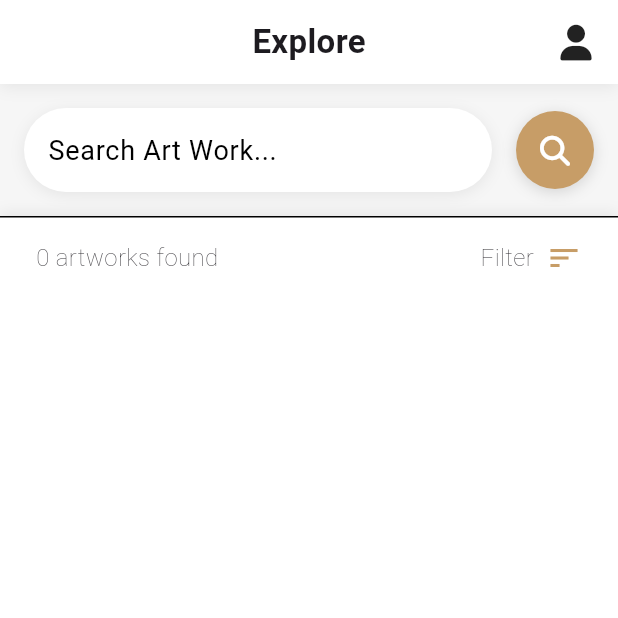
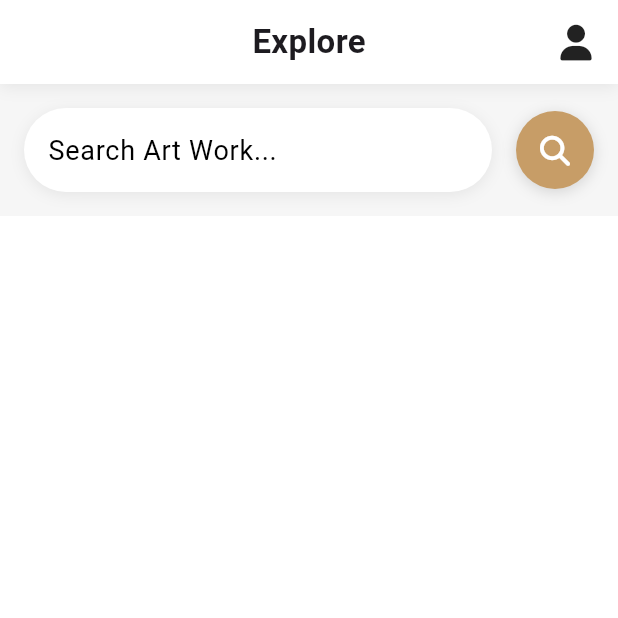
Before and after one commit to ChanhXaoSa/ArtWorkSellingFlutter, a Flutter app: the ArtWorkHomeScreen screen opened directly, on a phone screen of 412 x 824 dp, the top half of it. Run offline on Flutter 3.47's test engine with Material 3 defaults, Android fonts, the phone set to English and light mode, and no system bars; our stand-ins replace firebase_core, firebase_storage, flutter_rating_bar, flutter_secure_storage, font_awesome_flutter, image_picker and 1 more; missing offline and left inert: dart:ffi; accounts and stored records are empty; network calls fail; Roboto replaces fonts that are missing (WorkSans).

Commit message:
last update

```diff
--- a/lib/artwork_sharing/artwork_home_screen.dart
+++ b/lib/artwork_sharing/artwork_home_screen.dart
@@ -20,7 +20,7 @@ class ArtWorkHomeScreen extends StatefulWidget {
 }
 
 class _ArtWorkScreenState extends State<ArtWorkHomeScreen>
-    with TickerProviderStateMixin {
+    with TickerProviderStateMixin, WidgetsBindingObserver {
   AnimationController? animationController;
   List<HotelListData> hotelList = HotelListData.hotelList;
   final ScrollController _scrollController = ScrollController();
@@ -39,11 +39,12 @@ class _ArtWorkScreenState extends State<ArtWorkHomeScreen>
     animationController = AnimationController(
         duration: const Duration(milliseconds: 1000), vsync: this);
     super.initState();
+    // WidgetsBinding.instance.addObserver(this);
   }
 
   Future<void> initializedData() async {
     futureArtWork = BaseClient().fetchArtWorks();
-    await futureArtWork.then((value) => setState(() {
+    futureArtWork.then((value) => setState(() {
       listArtWork = value.toList();
     }));
   }
@@ -74,8 +75,18 @@ class _ArtWorkScreenState extends State<ArtWorkHomeScreen>
   @override
   void dispose() {
     animationController?.dispose();
+    // WidgetsBinding.instance.removeObserver(this);
     super.dispose();
   }
+
+  // @override
+  // void didChangeAppLifecycleState(AppLifecycleState state) {
+  //   if (state == AppLifecycleState.resumed) {
+  //     setState(() {
+  //       initializedData();
+  //     });
+  //   }
+  // }
 
   @override
   Widget build(BuildContext context) {
@@ -111,13 +122,13 @@ class _ArtWorkScreenState extends State<ArtWorkHomeScreen>
                                   );
                                 }, childCount: 1),
                           ),
-                          SliverPersistentHeader(
-                            pinned: true,
-                            floating: true,
-                            delegate: ContestTabHeader(
-                              getFilterBarUI(),
-                            ),
-                          ),
+                          // SliverPersistentHeader(
+                          //   pinned: true,
+                          //   floating: true,
+                          //   delegate: ContestTabHeader(
+                          //     // getFilterBarUI(),
+                          //   ),
+                          // ),
                         ];
                       },
                       body: _isSearching ? getArtWorksUI(listSearchArtWork) : getArtWorksUI(listArtWork),
@@ -157,7 +168,9 @@ class _ArtWorkScreenState extends State<ArtWorkHomeScreen>
                 MaterialPageRoute(builder: (context) =>
                     ArtWorkInfoScreen(artWorkId: list[index].id),
                 ),
-              );
+              ).then((value) {
+                  initializedData();
+              });;
             },
             artWorkData: list[index],
             animation: animation,
@@ -272,100 +285,100 @@ class _ArtWorkScreenState extends State<ArtWorkHomeScreen>
     );
   }
 
-  Widget getFilterBarUI() {
-    return Stack(
-      children: <Widget>[
-        Positioned(
-          top: 0,
-          left: 0,
-          right: 0,
-          child: Container(
-            height: 24,
-            decoration: BoxDecoration(
-              color: HotelAppTheme.buildLightTheme().colorScheme.background,
-              boxShadow: <BoxShadow>[
-                BoxShadow(
-                    color: Colors.grey.withOpacity(0.2),
-                    offset: const Offset(0, -2),
-                    blurRadius: 8.0),
-              ],
-            ),
-          ),
-        ),
-        Container(
-          color: HotelAppTheme.buildLightTheme().colorScheme.background,
-          child: Padding(
-            padding:
-            const EdgeInsets.only(left: 16, right: 16, top: 8, bottom: 4),
-            child: Row(
-              children: <Widget>[
-                Expanded(
-                  child: Padding(
-                    padding: const EdgeInsets.all(8.0),
-                    child: Text(
-                      '${listArtWork.length} artworks found',
-                      style: const TextStyle(
-                        fontWeight: FontWeight.w100,
-                        fontSize: 16,
-                      ),
-                    ),
-                  ),
-                ),
-                Material(
-                  color: Colors.transparent,
-                  child: InkWell(
-                    focusColor: Colors.transparent,
-                    highlightColor: Colors.transparent,
-                    hoverColor: Colors.transparent,
-                    splashColor: Colors.grey.withOpacity(0.2),
-                    borderRadius: const BorderRadius.all(
-                      Radius.circular(4.0),
-                    ),
-                    onTap: () {
-                      FocusScope.of(context).requestFocus(FocusNode());
-                      Navigator.push<dynamic>(
-                        context,
-                        MaterialPageRoute<dynamic>(
-                            builder: (BuildContext context) => const FiltersScreen(),
-                            fullscreenDialog: true),
-                      );
-                    },
-                    child: const Padding(
-                      padding: EdgeInsets.only(left: 8),
-                      child: Row(
-                        children: <Widget>[
-                          Text(
-                            'Filter',
-                            style: TextStyle(
-                              fontWeight: FontWeight.w100,
-                              fontSize: 16,
-                            ),
-                          ),
-                          Padding(
-                            padding: EdgeInsets.all(8.0),
-                            child: Icon(Icons.sort,
-                                color: Color(0xffC79D67)),
-                          ),
-                        ],
-                      ),
-                    ),
-                  ),
-                ),
-              ],
-            ),
-          ),
-        ),
-        const Positioned(
-          top: 0,
-          left: 0,
-          right: 0,
-          child: Divider(
-            height: 1,
-          ),
-        )
-      ],
-    );
-  }
+  // Widget getFilterBarUI() {
+  //   return Stack(
+  //     children: <Widget>[
+  //       Positioned(
+  //         top: 0,
+  //         left: 0,
+  //         right: 0,
+  //         child: Container(
+  //           height: 24,
+  //           decoration: BoxDecoration(
+  //             color: HotelAppTheme.buildLightTheme().colorScheme.background,
+  //             boxShadow: <BoxShadow>[
+  //               BoxShadow(
+  //                   color: Colors.grey.withOpacity(0.2),
+  //                   offset: const Offset(0, -2),
+  //                   blurRadius: 8.0),
+  //             ],
+  //           ),
+  //         ),
+  //       ),
+  //       Container(
+  //         color: HotelAppTheme.buildLightTheme().colorScheme.background,
+  //         child: Padding(
+  //           padding:
+  //           const EdgeInsets.only(left: 16, right: 16, top: 8, bottom: 4),
+  //           child: Row(
+  //             children: <Widget>[
+  //               Expanded(
+  //                 child: Padding(
+  //                   padding: const EdgeInsets.all(8.0),
+  //                   child: Text(
+  //                     '${listArtWork.length} artworks found',
+  //                     style: const TextStyle(
+  //                       fontWeight: FontWeight.w100,
+  //                       fontSize: 16,
+  //                     ),
+  //                   ),
+  //                 ),
+  //               ),
+  //               Material(
+  //                 color: Colors.transparent,
+  //                 child: InkWell(
+  //                   focusColor: Colors.transparent,
+  //                   highlightColor: Colors.transparent,
+  //                   hoverColor: Colors.transparent,
+  //                   splashColor: Colors.grey.withOpacity(0.2),
+  //                   borderRadius: const BorderRadius.all(
+  //                     Radius.circular(4.0),
+  //                   ),
+  //                   onTap: () {
+  //                     FocusScope.of(context).requestFocus(FocusNode());
+  //                     Navigator.push<dynamic>(
+  //                       context,
+  //                       MaterialPageRoute<dynamic>(
+  //                           builder: (BuildContext context) => const FiltersScreen(),
+  //                           fullscreenDialog: true),
+  //                     );
+  //                   },
+  //                   child: const Padding(
+  //                     padding: EdgeInsets.only(left: 8),
+  //                     child: Row(
+  //                       children: <Widget>[
+  //                         Text(
+  //                           'Filter',
+  //                           style: TextStyle(
+  //                             fontWeight: FontWeight.w100,
+  //                             fontSize: 16,
+  //                           ),
+  //                         ),
+  //                         Padding(
+  //                           padding: EdgeInsets.all(8.0),
+  //                           child: Icon(Icons.sort,
+  //                               color: Color(0xffC79D67)),
+  //                         ),
+  //                       ],
+  //                     ),
+  //                   ),
+  //                 ),
+  //               ),
+  //             ],
+  //           ),
+  //         ),
+  //       ),
+  //       const Positioned(
+  //         top: 0,
+  //         left: 0,
+  //         right: 0,
+  //         child: Divider(
+  //           height: 1,
+  //         ),
+  //       )
+  //     ],
+  //   );
+  // }
 
   Widget getAppBarUI() {
     return Container(
--- a/lib/model/interact.dart
+++ b/lib/model/interact.dart
@@ -13,7 +13,6 @@ class Interact {
   String userAccountId;
   dynamic applicationUser;
   String comment;
-  bool isLike;
   DateTime created;
   dynamic createdBy;
   dynamic lastModified;
@@ -27,7 +26,6 @@ class Interact {
     required this.userAccountId,
     required this.applicationUser,
     required this.comment,
-    required this.isLike,
     required this.created,
     required this.createdBy,
     required this.lastModified,
@@ -42,7 +40,6 @@ class Interact {
     userAccountId: json["userAccountId"],
     applicationUser: json["applicationUser"],
     comment: json["comment"],
-    isLike: json["isLike"],
     created: DateTime.parse(json["created"]),
     createdBy: json["createdBy"],
     lastModified: json["lastModified"],
@@ -57,7 +54,6 @@ class Interact {
     "userAccountId": userAccountId,
     "applicationUser": applicationUser,
     "comment": comment,
-    "isLike": isLike,
     "created": created.toIso8601String(),
     "createdBy": createdBy,
     "lastModified": lastModified,
```
Also changed, not shown: lib/artwork_sharing/artwork_info_screen.dart (+44 -1 lines).
